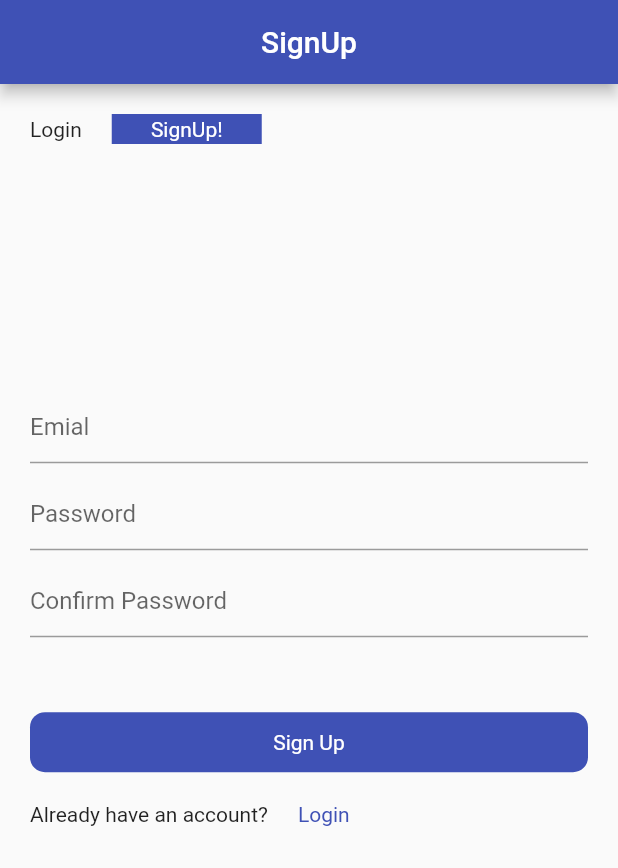
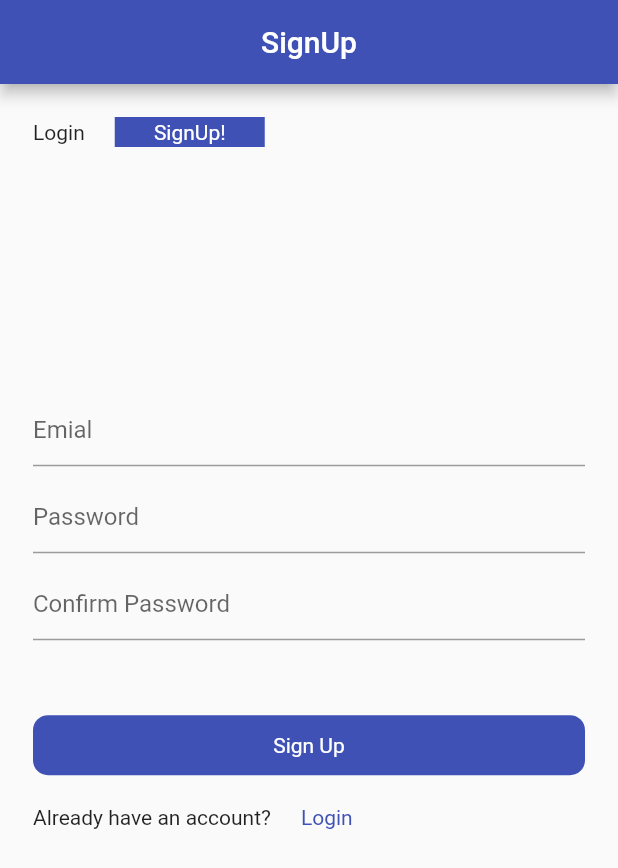
Before and after one commit to AbdulIslam001/firebase-authentication, a Flutter app: the SignUp screen opened directly, on a phone screen of 412 x 824 dp. Shown: the top 868 px of the screen. Run offline on Flutter 3.47's test engine with Material 2 defaults, Android fonts, the phone set to English and light mode, and no system bars; our stand-ins replace firebase_auth, firebase_core, fluttertoast; accounts and stored records are empty.

Commit message:
no message

```diff
--- a/lib/Sign_Up.dart
+++ b/lib/Sign_Up.dart
@@ -37,7 +37,7 @@ class _SignUpState extends State<SignUp> {
         body: SingleChildScrollView(
           scrollDirection: Axis.vertical,
           child: Padding(
-            padding: const EdgeInsets.all(20.0),
+            padding: const EdgeInsets.all(22.0),
             child: Form(
               key: _formkey,
               child: Column(
```
